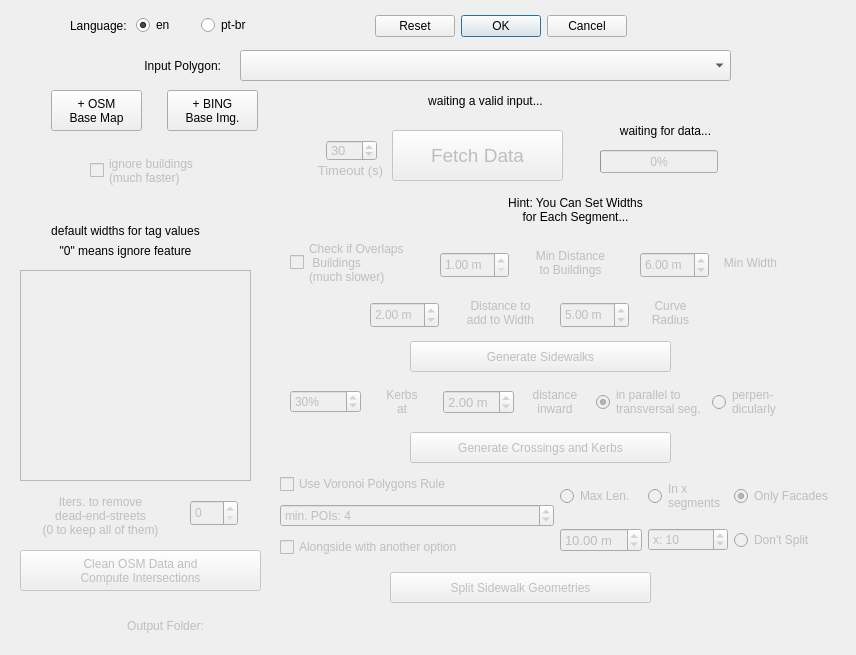
kauevestena/osm_sidewalkreator, file osm_sidewalkreator_dialog_base.ui: the form before one commit.
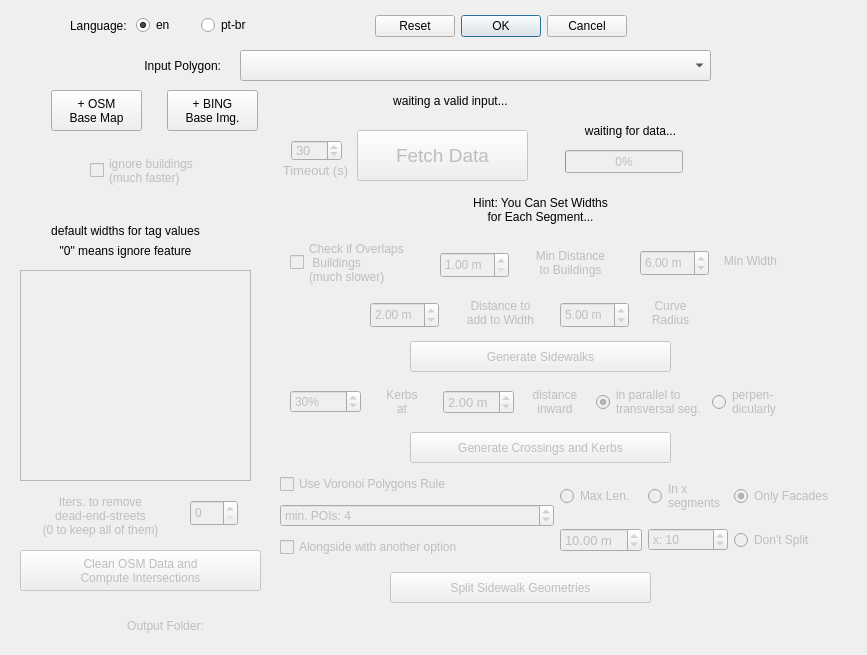
The form after the commit. Icons and pictures are not drawn. Custom widgets are drawn as their Qt base class.

Commit message: icon and changeset comment

What changed in the file:
```diff
--- a/osm_sidewalkreator_dialog_base.ui
+++ b/osm_sidewalkreator_dialog_base.ui
@@ -6,7 +6,7 @@
    <rect>
     <x>0</x>
     <y>0</y>
-    <width>856</width>
+    <width>867</width>
     <height>655</height>
    </rect>
   </property>
@@ -107,7 +107,7 @@
     <rect>
      <x>240</x>
      <y>50</y>
-     <width>491</width>
+     <width>471</width>
      <height>31</height>
     </rect>
    </property>
@@ -159,7 +159,7 @@
    </property>
    <property name="geometry">
     <rect>
-     <x>392</x>
+     <x>357</x>
      <y>130</y>
      <width>171</width>
      <height>51</height>
@@ -177,7 +177,7 @@
   <widget class="QLabel" name="input_status">
    <property name="geometry">
     <rect>
-     <x>370</x>
+     <x>335</x>
      <y>90</y>
      <width>231</width>
      <height>21</height>
@@ -193,7 +193,7 @@
   <widget class="QLabel" name="input_status_of_data">
    <property name="geometry">
     <rect>
-     <x>580</x>
+     <x>545</x>
      <y>120</y>
      <width>171</width>
      <height>21</height>
@@ -354,7 +354,7 @@
   <widget class="QLabel" name="widths_hint">
    <property name="geometry">
     <rect>
-     <x>430</x>
+     <x>395</x>
      <y>189</y>
      <width>291</width>
      <height>41</height>
@@ -503,7 +503,7 @@
    </property>
    <property name="geometry">
     <rect>
-     <x>600</x>
+     <x>565</x>
      <y>150</y>
      <width>118</width>
      <height>23</height>
@@ -614,7 +614,7 @@
    <property name="geometry">
     <rect>
      <x>640</x>
-     <y>252</y>
+     <y>250</y>
      <width>69</width>
      <height>26</height>
     </rect>
@@ -651,7 +651,7 @@
    <property name="geometry">
     <rect>
      <x>700</x>
-     <y>242</y>
+     <y>240</y>
      <width>101</width>
      <height>41</height>
     </rect>
@@ -923,7 +923,7 @@
    </property>
    <property name="geometry">
     <rect>
-     <x>326</x>
+     <x>291</x>
      <y>140</y>
      <width>51</width>
      <height>21</height>
@@ -950,7 +950,7 @@
    </property>
    <property name="geometry">
     <rect>
-     <x>315</x>
+     <x>280</x>
      <y>160</y>
      <width>71</width>
      <height>21</height>
@@ -1147,6 +1147,22 @@
     </item>
    </layout>
   </widget>
+  <widget class="QLabel" name="label">
+   <property name="geometry">
+    <rect>
+     <x>730</x>
+     <y>0</y>
+     <width>140</width>
+     <height>230</height>
+    </rect>
+   </property>
+   <property name="text">
+    <string/>
+   </property>
+   <property name="pixmap">
+    <pixmap>assets/logos/logos.png</pixmap>
+   </property>
+  </widget>
  </widget>
  <customwidgets>
   <customwidget>
```
The commit also changes 2 other files.
